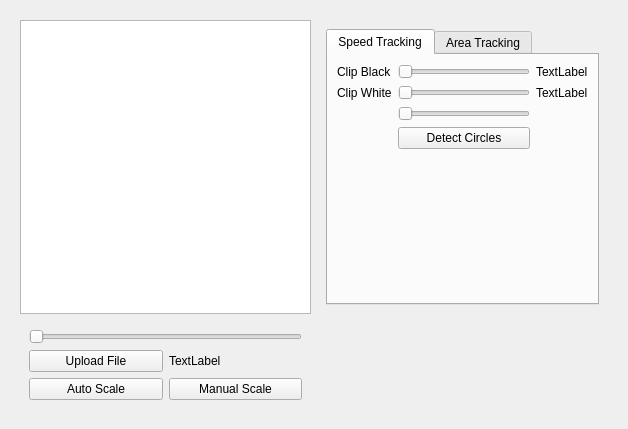
Qt form scalingtool.ui (Tokyo-MQP-2024/IgniteCV) before a commit.
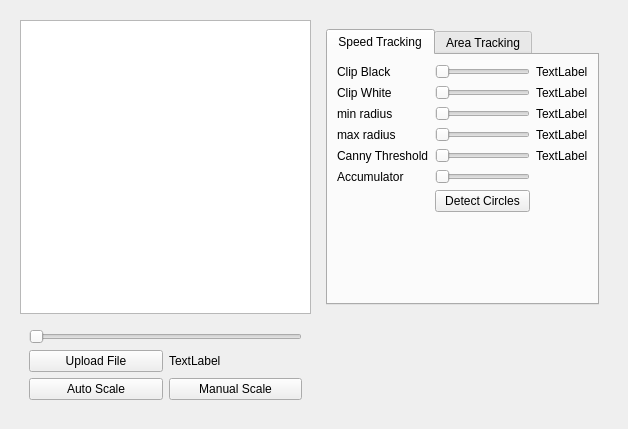
The same form after that commit. The open tabs and pages were chosen to show the change.

Patch:
```diff
--- a/scalingtool.ui
+++ b/scalingtool.ui
@@ -199,6 +199,13 @@
                  </property>
                 </widget>
                </item>
+               <item row="4" column="0">
+                <widget class="QLabel" name="label_2">
+                 <property name="text">
+                  <string>max radius</string>
+                 </property>
+                </widget>
+               </item>
                <item row="3" column="1">
                 <widget class="QSlider" name="horizontalSlider">
                  <property name="orientation">
@@ -206,7 +213,7 @@
                  </property>
                 </widget>
                </item>
-               <item row="5" column="1">
+               <item row="8" column="1">
                 <spacer name="verticalSpacer_2">
                  <property name="orientation">
                   <enum>Qt::Orientation::Vertical</enum>
@@ -226,6 +233,13 @@
                  </property>
                 </widget>
                </item>
+               <item row="5" column="1">
+                <widget class="QSlider" name="CannySlider">
+                 <property name="orientation">
+                  <enum>Qt::Orientation::Horizontal</enum>
+                 </property>
+                </widget>
+               </item>
                <item row="2" column="0">
                 <widget class="QLabel" name="label_4">
                  <property name="text">
@@ -240,13 +254,20 @@
                  </property>
                 </widget>
                </item>
-               <item row="4" column="1">
+               <item row="7" column="1">
                 <widget class="QPushButton" name="pushButton_4">
                  <property name="text">
                   <string>Detect Circles</string>
                  </property>
                 </widget>
                </item>
+               <item row="4" column="1">
+                <widget class="QSlider" name="MaxRadSlider">
+                 <property name="orientation">
+                  <enum>Qt::Orientation::Horizontal</enum>
+                 </property>
+                </widget>
+               </item>
                <item row="1" column="0">
                 <widget class="QLabel" name="label_3">
                  <property name="text">
@@ -254,6 +275,55 @@
                  </property>
                 </widget>
                </item>
+               <item row="3" column="0">
+                <widget class="QLabel" name="label">
+                 <property name="text">
+                  <string>min radius</string>
+                 </property>
+                </widget>
+               </item>
+               <item row="5" column="0">
+                <widget class="QLabel" name="label_5">
+                 <property name="text">
+                  <string>Canny Threshold</string>
+                 </property>
+                </widget>
+               </item>
+               <item row="6" column="1">
+                <widget class="QSlider" name="Accumulator">
+                 <property name="orientation">
+                  <enum>Qt::Orientation::Horizontal</enum>
+                 </property>
+                </widget>
+               </item>
+               <item row="6" column="0">
+                <widget class="QLabel" name="label_6">
+                 <property name="text">
+                  <string>Accumulator </string>
+                 </property>
+                </widget>
+               </item>
+               <item row="3" column="2">
+                <widget class="QLabel" name="minLabel">
+                 <property name="text">
+                  <string>TextLabel</string>
+                 </property>
+                </widget>
+               </item>
+               <item row="4" column="2">
+                <widget class="QLabel" name="MaxLabel">
+                 <property name="text">
+                  <string>TextLabel</string>
+                 </property>
+                </widget>
+               </item>
+               <item row="5" column="2">
+                <widget class="QLabel" name="CannyLabel">
+                 <property name="text">
+                  <string>TextLabel</string>
+                 </property>
+                </widget>
+               </item>
               </layout>
              </widget>
              <widget class="QWidget" name="Area">
```
Left out of the diff: 2 changed lines with no effect on the pictures.
